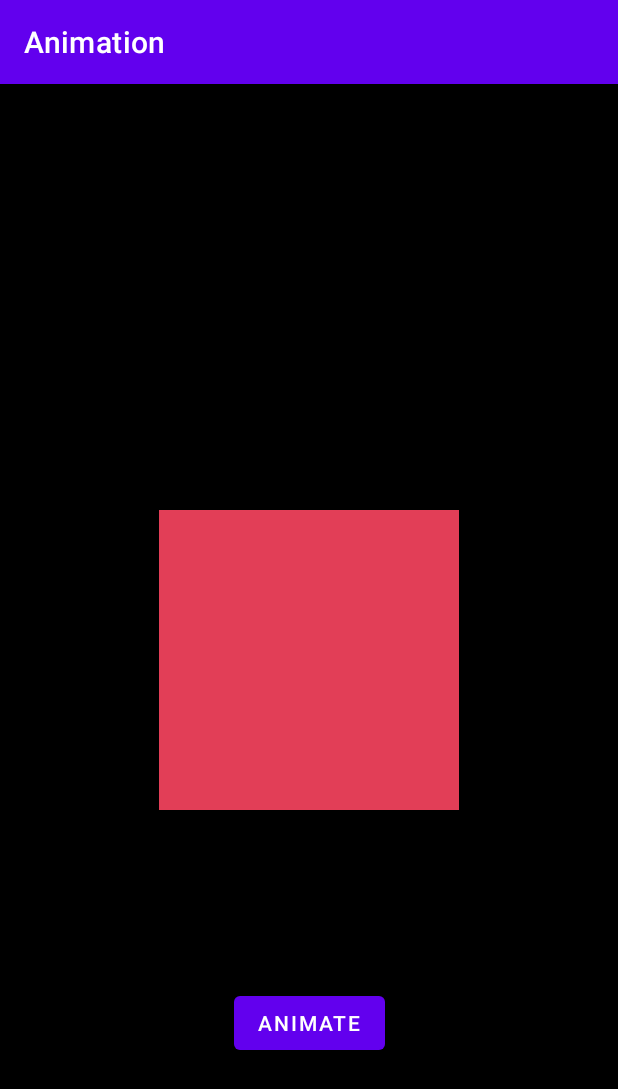
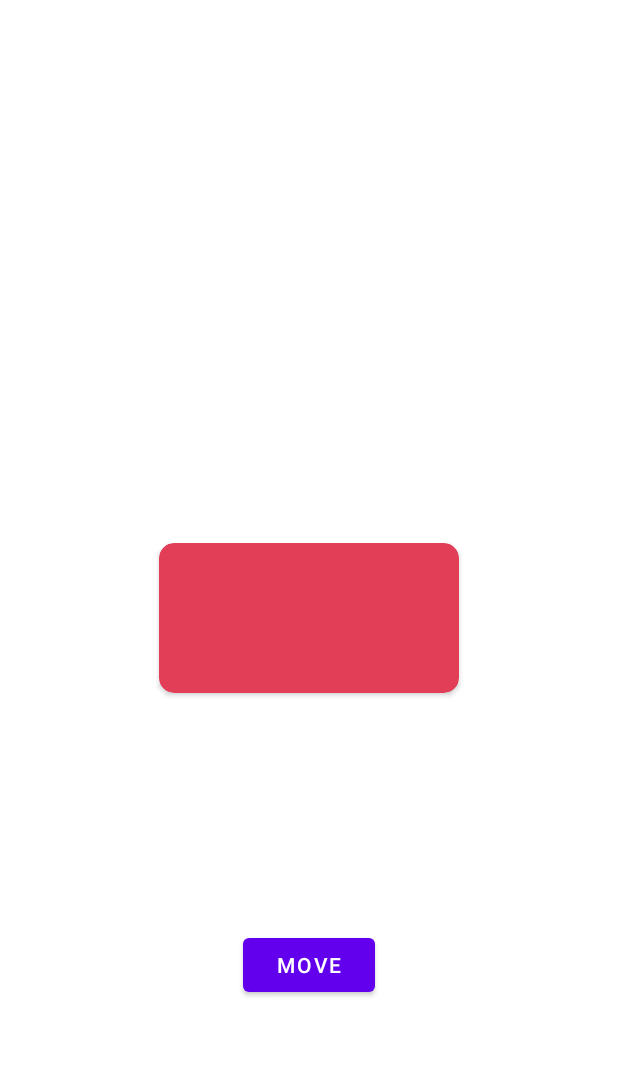
Before and after one commit to Shadow60539/android_layouts, an Android app: the screen it shows after launch (MainActivity before the commit, MoveAnimationActivity after it), on a phone screen of 412 x 824 dp. Shown: the top 1089 px of the screen. Run offline under Robolectric (Android 15) with nearby library versions, the phone set to English and light mode, and no system bars.

Commit message:
add reveal, move animations

```diff
--- a/animation/build.gradle
+++ b/animation/build.gradle
@@ -29,6 +29,9 @@ android {
     kotlinOptions {
         jvmTarget = '1.8'
     }
+    buildFeatures {
+        viewBinding true
+    }
 }
 
 dependencies {
@@ -37,6 +40,8 @@ dependencies {
     implementation 'androidx.appcompat:appcompat:1.4.2'
     implementation 'com.google.android.material:material:1.6.1'
     implementation 'androidx.constraintlayout:constraintlayout:2.1.4'
+    implementation 'androidx.navigation:navigation-fragment-ktx:2.5.0'
+    implementation 'androidx.navigation:navigation-ui-ktx:2.5.0'
     testImplementation 'junit:junit:4.13.2'
     androidTestImplementation 'androidx.test.ext:junit:1.1.3'
     androidTestImplementation 'androidx.test.espresso:espresso-core:3.4.0'
--- a/animation/src/main/java/com/example/animation/MainActivity.kt
+++ b/animation/src/main/java/com/example/animation/MainActivity.kt
@@ -1,11 +1,13 @@
 package com.example.animation
 
+import android.content.Intent
+import android.os.Bundle
 import androidx.appcompat.app.AppCompatActivity
-import android.os.Bundle
 
 class MainActivity : AppCompatActivity() {
     override fun onCreate(savedInstanceState: Bundle?) {
         super.onCreate(savedInstanceState)
         setContentView(R.layout.activity_main)
+        startActivity(Intent(this,RevealAnimationActivity::class.java))
     }
 }
--- /dev/null
+++ b/animation/src/main/java/com/example/animation/MoveAnimationActivity.kt
@@ -0,0 +1,30 @@
+package com.example.animation
+
+import android.animation.ObjectAnimator
+import android.animation.ValueAnimator
+import android.os.Bundle
+import android.widget.Button
+import androidx.appcompat.app.AppCompatActivity
+import androidx.cardview.widget.CardView
+
+class MoveAnimationActivity : AppCompatActivity() {
+
+    private lateinit var cardView: CardView
+    private lateinit var button: Button
+
+    override fun onCreate(savedInstanceState: Bundle?) {
+        super.onCreate(savedInstanceState)
+        setContentView(R.layout.activity_move_animation)
+
+        cardView = findViewById(R.id.cardView)
+        button = findViewById<Button?>(R.id.button).also {
+            it.setOnClickListener {
+                ObjectAnimator.ofFloat(cardView, "translationY",-200f).apply {
+                    duration = 400
+                    start()
+                }
+            }
+        }
+
+    }
+}
--- /dev/null
+++ b/animation/src/main/res/layout/activity_move_animation.xml
@@ -0,0 +1,32 @@
+<?xml version="1.0" encoding="utf-8"?>
+<androidx.constraintlayout.widget.ConstraintLayout xmlns:android="http://schemas.android.com/apk/res/android"
+    xmlns:app="http://schemas.android.com/apk/res-auto"
+    xmlns:tools="http://schemas.android.com/tools"
+    android:layout_width="match_parent"
+    android:layout_height="match_parent"
+    tools:context=".MoveAnimationActivity">
+
+    <androidx.cardview.widget.CardView
+        android:id="@+id/cardView"
+        android:layout_width="200dp"
+        android:layout_height="100dp"
+        app:cardBackgroundColor="@color/pinkRed"
+        app:cardCornerRadius="10dp"
+        app:layout_constraintBottom_toBottomOf="parent"
+        app:layout_constraintEnd_toEndOf="parent"
+        app:layout_constraintHorizontal_bias="0.5"
+        app:layout_constraintStart_toStartOf="parent"
+        app:layout_constraintTop_toTopOf="parent" />
+
+    <Button
+        android:id="@+id/button"
+        android:layout_width="wrap_content"
+        android:layout_height="wrap_content"
+        android:text="Move"
+        app:layout_constraintBottom_toBottomOf="parent"
+        app:layout_constraintEnd_toEndOf="parent"
+        app:layout_constraintHorizontal_bias="0.5"
+        app:layout_constraintStart_toStartOf="parent"
+        app:layout_constraintTop_toBottomOf="@+id/cardView" />
+
+</androidx.constraintlayout.widget.ConstraintLayout>
--- /dev/null
+++ b/animation/src/main/res/values-land/dimens.xml
@@ -0,0 +1,3 @@
+<resources>
+    <dimen name="fab_margin">48dp</dimen>
+</resources>
--- /dev/null
+++ b/animation/src/main/res/values-w1240dp/dimens.xml
@@ -0,0 +1,3 @@
+<resources>
+    <dimen name="fab_margin">200dp</dimen>
+</resources>
--- /dev/null
+++ b/animation/src/main/res/values-w600dp/dimens.xml
@@ -0,0 +1,3 @@
+<resources>
+    <dimen name="fab_margin">48dp</dimen>
+</resources>
--- /dev/null
+++ b/animation/src/main/res/values/dimens.xml
@@ -0,0 +1,3 @@
+<resources>
+    <dimen name="fab_margin">16dp</dimen>
+</resources>
--- a/animation/src/main/res/values/themes.xml
+++ b/animation/src/main/res/values/themes.xml
@@ -13,4 +13,13 @@
         <item name="android:statusBarColor" tools:targetApi="l">?attr/colorPrimaryVariant</item>
         <!-- Customize your theme here. -->
     </style>
+
+    <style name="Theme.Layouts.NoActionBar">
+        <item name="windowActionBar">false</item>
+        <item name="windowNoTitle">true</item>
+    </style>
+
+    <style name="Theme.Layouts.AppBarOverlay" parent="ThemeOverlay.AppCompat.Dark.ActionBar" />
+
+    <style name="Theme.Layouts.PopupOverlay" parent="ThemeOverlay.AppCompat.Light" />
 </resources>
```
Also changed, not shown: animation/src/main/AndroidManifest.xml (+11 -2 lines), animation/src/main/java/com/example/animation/FirstFragment.kt (added, +44 -0 lines), animation/src/main/java/com/example/animation/RevealAnimationActivity.kt (added, +47 -0 lines), animation/src/main/java/com/example/animation/SecondFragment.kt (added, +44 -0 lines), animation/src/main/res/layout/activity_reveal_animation.xml (added, +44 -0 lines), animation/src/main/res/layout/content_move_animation.xml (added, +19 -0 lines), animation/src/main/res/layout/fragment_first.xml (added, +28 -0 lines), animation/src/main/res/layout/fragment_second.xml (added, +27 -0 lines), animation/src/main/res/navigation/nav_graph.xml (added, +28 -0 lines), animation/src/main/res/values/strings.xml (+9 -0 lines).
